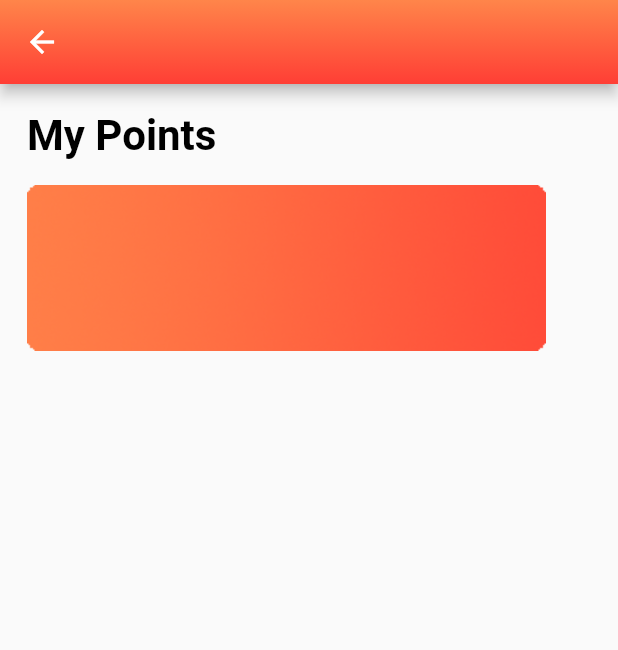
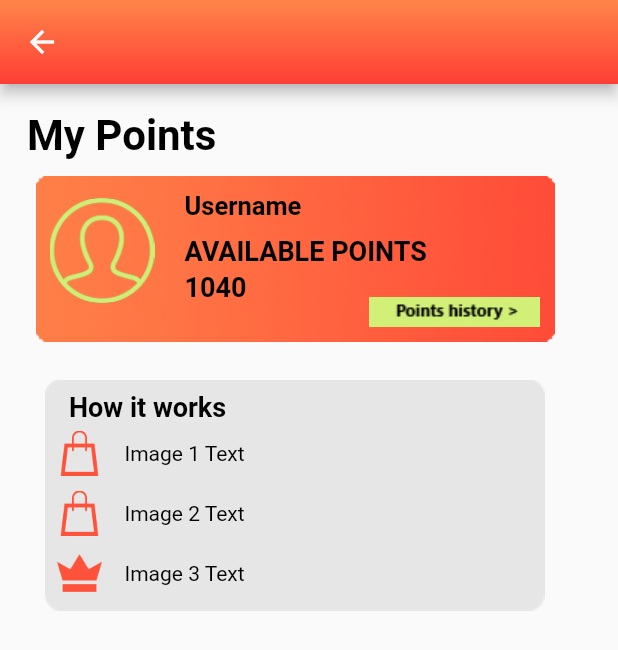
Before and after one commit to SeanBaelPen/Hayin, a Flutter app: the RewardPage screen opened directly, on a phone screen of 412 x 824 dp. Shown: the top 650 px of the screen. Run offline on Flutter 3.47's test engine with Material 2 defaults, Android fonts, the phone set to English and light mode, and no system bars; our stand-ins replace cloud_firestore, firebase_auth, firebase_core, firebase_storage, flutter_svg, geolocator and 2 more; missing offline and left inert: flutter_polyline_points; accounts and stored records are empty.

Commit message:
update the rewards UI

```diff
--- a/app/lib/ui/reward_ui.dart
+++ b/app/lib/ui/reward_ui.dart
@@ -13,7 +13,7 @@ class _RewardPageState extends State<RewardPage> {
     return Scaffold(
       appBar: AppBar(
         flexibleSpace: Container(
-          decoration: BoxDecoration(
+          decoration: const BoxDecoration(
             gradient: LinearGradient(
               colors: [
                 Color.fromRGBO(255, 133, 74, 1),
@@ -33,7 +33,7 @@ class _RewardPageState extends State<RewardPage> {
             Column(
               crossAxisAlignment: CrossAxisAlignment.start,
               children: [
-                Text(
+                const Text(
                   'My Points',
                   style: TextStyle(
                     fontSize: 28,
@@ -41,11 +41,163 @@ class _RewardPageState extends State<RewardPage> {
                     color: Colors.black,
                   ),
                 ),
-                SizedBox(height: 16),
-                Image.asset(
-                  'assets/namecard.png',
+                SizedBox(height: 10),
+                Container(
+                  child: Stack(
+                    alignment: Alignment.center,
+                    children: [
+                      Padding(
+                        padding: EdgeInsets.only(left: 6),
+                        child: Image.asset(
+                          'assets/namecard.png',
+                        ),
+                      ),
+                      Positioned(
+                        top: 15,
+                        left: 15,
+                        child: Image.asset(
+                          'assets/profile_pic_g.png',
+                          width: 70,
+                          height: 70,
+                        ),
+                      ),
+                      const Positioned(
+                        left: 105,
+                        top: 10,
+                        child: Column(
+                          crossAxisAlignment: CrossAxisAlignment.start,
+                          children: [
+                            Text(
+                              'Username',
+                              style: TextStyle(
+                                fontSize: 17,
+                                fontWeight: FontWeight.bold,
+                                color: Colors.black,
+                              ),
+                            ),
+                            SizedBox(height: 10),
+                            Text(
+                              'AVAILABLE POINTS',
+                              style: TextStyle(
+                                fontSize: 18,
+                                fontWeight: FontWeight.bold,
+                                color: Colors.black,
+                              ),
+                            ),
+                            SizedBox(height: 3),
+                            Text(
+                              '1040',
+                              style: TextStyle(
+                                fontSize: 18,
+                                fontWeight: FontWeight.bold,
+                                color: Colors.black,
+                              ),
+                            ),
+                          ],
+                        ),
+                      ),
+                      Positioned(
+                        right: 10,
+                        bottom: 10,
+                        child: Image.asset(
+                          'assets/point_history_btn.png',
+                        ),
+                      ),
+                    ],
+                  ),
                 ),
-                //child: Image.asset('assets/meal.png'),
+                SizedBox(height: 25),
+                Container(
+                  child: Stack(
+                    alignment: Alignment.center,
+                    children: [
+                      Padding(
+                        padding: const EdgeInsets.only(left: 12),
+                        child: Image.asset(
+                          'assets/grey_rectangle.png',
+                        ),
+                      ),
+                      const Positioned(
+                        top: 0,
+                        left: 20,
+                        child: Padding(
+                          padding: EdgeInsets.all(8.0),
+                          child: Text(
+                            'How it works',
+                            style: TextStyle(
+                              color: Colors.black,
+                              fontSize: 18,
+                              fontWeight: FontWeight.bold,
+                            ),
+                          ),
+                        ),
+                      ),
+                      Positioned(
+                        bottom: 90,
+                        left: 20,
+                        child: Row(
+                          children: [
+                            Image.asset(
+                              'assets/shopping_bag.png',
+                              width: 30,
+                              height: 30,
+                            ),
+                            const SizedBox(width: 15),
+                            const Text(
+                              'Image 1 Text',
+                              style: TextStyle(
+                                fontSize: 14,
+                                color: Colors.black,
+                              ),
+                            ),
+                          ],
+                        ),
+                      ),
+                      Positioned(
+                        bottom: 50,
+                        left: 20,
+                        child: Row(
+                          children: [
+                            Image.asset(
+                              'assets/shopping_bag.png',
+                              width: 30,
+                              height: 30,
+                            ),
+                            const SizedBox(width: 15),
+                            const Text(
+                              'Image 2 Text',
+                              style: TextStyle(
+                                fontSize: 14,
+                                color: Colors.black,
+                              ),
+                            ),
+                          ],
+                        ),
+                      ),
+                      Positioned(
+                        bottom: 10,
+                        left: 20,
+                        child: Row(
+                          children: [
+                            Image.asset(
+                              'assets/crown.png',
+                              width: 30,
+                              height: 30,
+                            ),
+                            const SizedBox(width: 15),
+                            const Text(
+                              'Image 3 Text',
+                              style: TextStyle(
+                                fontSize: 14,
+                                color: Colors.black,
+                              ),
+                            ),
+                          ],
+                        ),
+                      ),
+                    ],
+                  ),
+                )
               ],
             ),
           ],
```
